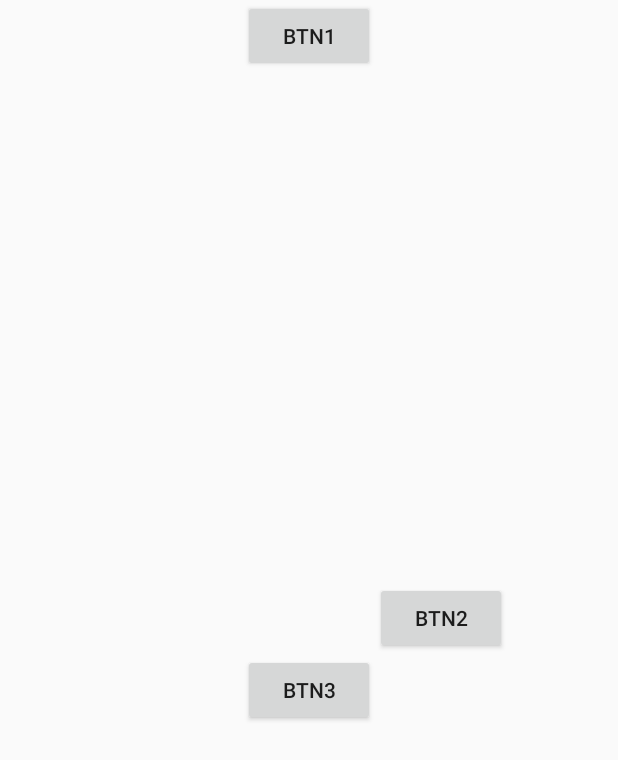
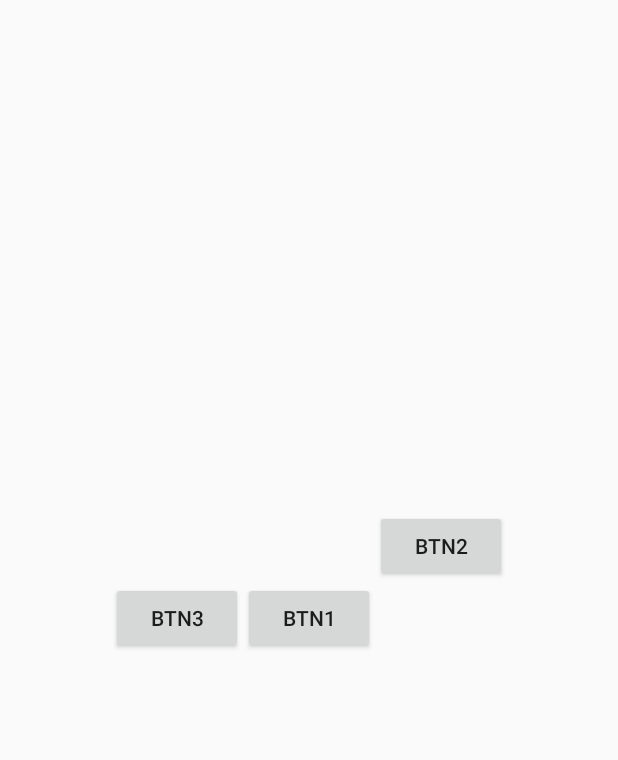
Before and after one commit to AlexPiretIng/TdAndroid_Vincent_Piret, an Android app: the layout relative.xml on its own in the app's theme, with its tools: preview values and no code run, on a phone screen of 412 x 824 dp. Shown: the top 760 px of the screen. Run offline under Robolectric (Android 15) with nearby library versions, the phone set to English and light mode, and no system bars.

Commit message:
Relative
Btn 1 2 3

```diff
--- a/TD2/app/src/main/java/com/example/td2/MainActivity.java
+++ b/TD2/app/src/main/java/com/example/td2/MainActivity.java
@@ -9,6 +9,6 @@ public class MainActivity extends AppCompatActivity {
     @Override
     protected void onCreate(Bundle savedInstanceState) {
         super.onCreate(savedInstanceState);
-        setContentView(R.layout.calendar);
+        setContentView(R.layout.relative);
     }
 }
--- a/TD2/app/src/main/res/layout/relative.xml
+++ b/TD2/app/src/main/res/layout/relative.xml
@@ -7,18 +7,17 @@
         android:layout_width="wrap_content"
         android:layout_height="wrap_content"
         android:layout_centerHorizontal="true"
-        android:layout_alignParentTop="true"/>
+        android:layout_centerVertical="true" />
     <Button
         android:id="@+id/button2" android:text="BTN2"
         android:layout_width="wrap_content"
         android:layout_height="wrap_content"
-        android:layout_centerVertical="true"
+        android:layout_above="@id/button1"
         android:layout_toRightOf="@id/button1"/>
     <Button
         android:id="@+id/button3" android:text="BTN3"
         android:layout_width="wrap_content"
         android:layout_height="wrap_content"
-        android:layout_below="@id/button2"
-        android:layout_alignLeft="@id/button1"
-        android:layout_alignRight="@id/button1"/>
+        android:layout_toLeftOf="@id/button1"
+        android:layout_alignTop="@id/button1"/>
 </RelativeLayout>
```
